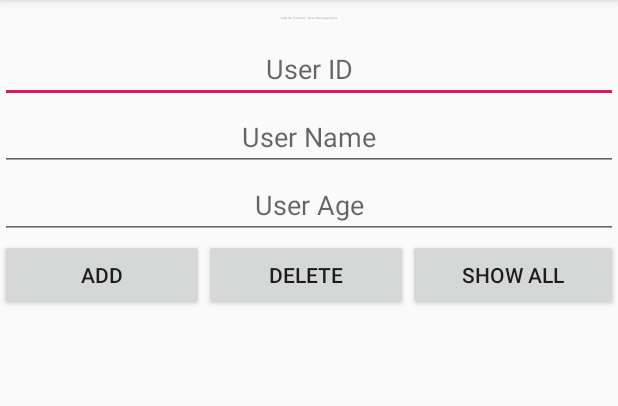
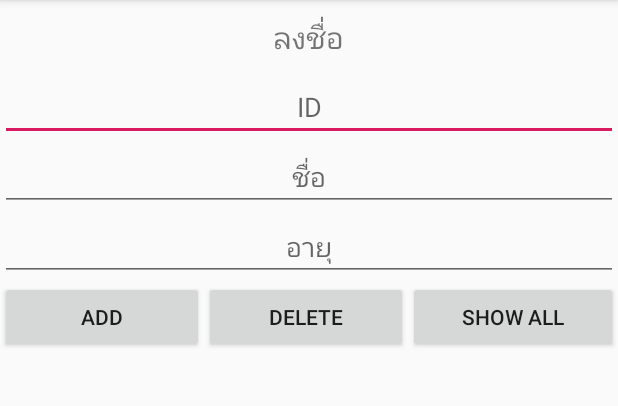
Before and after one commit to skadmsfl/Prapasiri, an Android app: the screen it shows after launch (MainActivity), on a phone screen of 412 x 824 dp, the part 84-490 px from its top. Run offline under Robolectric (Android 15) with nearby library versions, the phone set to English and light mode, and no system bars.

Commit message:
แก้activity

```diff
--- a/app/src/main/res/layout/activity_main.xml
+++ b/app/src/main/res/layout/activity_main.xml
@@ -11,9 +11,9 @@
     <TextView
         android:layout_width="wrap_content"
         android:layout_height="wrap_content"
-        android:text="=SQLite Tutorial - User Management"
-        android:textSize="2dp"
-        android:padding="10dp"/>
+        android:text="ลงชื่อ"
+        android:textSize="20dp"
+        android:padding="10dp" />
 
     <LinearLayout
         android:layout_width="match_parent"
@@ -21,22 +21,22 @@
         android:orientation="vertical">
         <EditText
             android:id="@+id/edittext_userid"
-            android:hint="User ID"
+            android:hint="ID"
             android:gravity="center"
             android:layout_width="match_parent"
-            android:layout_height="wrap_content"/>
+            android:layout_height="wrap_content" />
         <EditText
             android:id="@+id/edittext_name"
-            android:hint="User Name"
+            android:hint="ชื่อ"
             android:gravity="center"
             android:layout_width="match_parent"
-            android:layout_height="wrap_content"/>
+            android:layout_height="wrap_content" />
         <EditText
             android:id="@+id/edittext_age"
-            android:hint="User Age"
+            android:hint="อายุ"
             android:gravity="center"
             android:layout_width="match_parent"
-            android:layout_height="wrap_content"/>
+            android:layout_height="wrap_content" />
     </LinearLayout>
 
     <LinearLayout
@@ -68,16 +68,13 @@
             android:text="Show All" />
     </LinearLayout>
     <TextView
-        android:id="@+id/textview_reslt"
+        android:id="@+id/textview_result"
         android:layout_width="match_parent"
-        android:layout_height="wrap_content"/>
+        android:layout_height="wrap_content" />
     <LinearLayout
         android:id="@+id/ll_entries"
         android:padding="15dp"
         android:orientation="vertical"
         android:layout_width="match_parent"
-        android:layout_height="wrap_content">
-
-    </LinearLayout>
-
+        android:layout_height="wrap_content"></LinearLayout>
 </LinearLayout>
```
